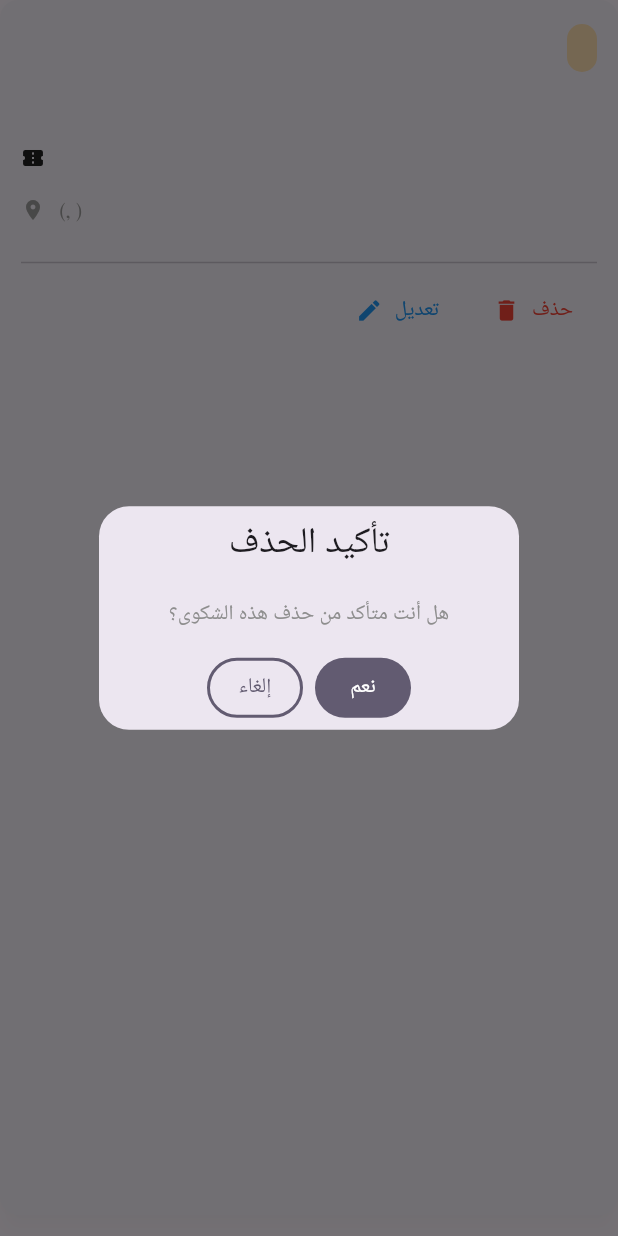
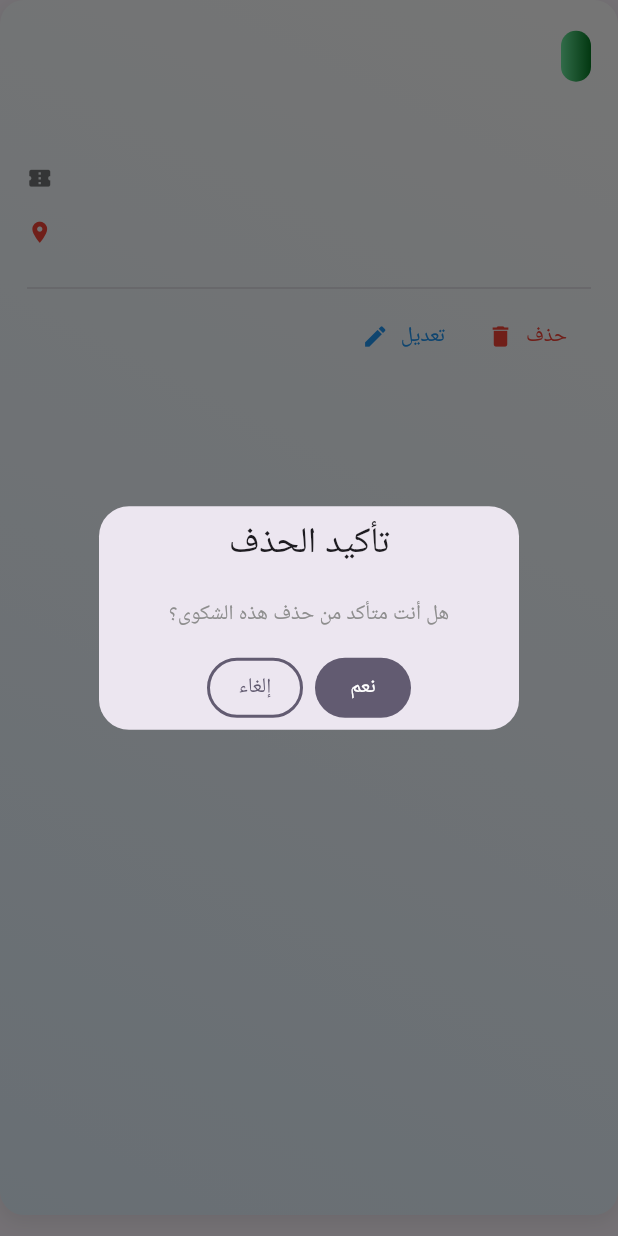
Before and after one commit to karamkweader-blip/complaints_app, a Flutter app: the ComplaintCard widget shown alone on an empty page, opened directly with empty values, after a tap on "حذف", on a phone screen of 412 x 824 dp. Run offline on Flutter 3.47's test engine with Material 3 defaults, Android fonts, the light colour scheme and no system bars; our stand-ins replace file_picker, firebase_core, firebase_messaging, flutter_local_notifications, geolocator, get and 3 more; missing offline and left inert: syncfusion_flutter_pdfviewer; accounts and stored records are empty; network calls fail; project files that could hold a hidden picture were left out.

Commit message:
new update

```diff
--- a/lib/check_auth.dart
+++ b/lib/check_auth.dart
@@ -25,8 +25,8 @@ class CheckAuth extends StatelessWidget {
           );
         } else {
           //HomePage
-          //
-          return snapshot.data == true ? const ComplaintsPage() : const Login();
+          //ComplaintsPage
+          return snapshot.data == true ?  ComplaintsPage() : const Login();
         }
       },
     );
--- a/lib/constants.dart
+++ b/lib/constants.dart
@@ -1 +1 @@
-const String baseURL = "http://10.39.94.54:8000/api/";
+const String baseURL = "http://10.42.52.83:8000/api/";
--- a/lib/core/routes/pages_routes.dart
+++ b/lib/core/routes/pages_routes.dart
@@ -24,7 +24,7 @@ Map<String, Widget Function(BuildContext)> routes = {
   AppRoute.resetPassword: (context) => const ResetPassword(),
   AppRoute.successResetpassword: (context) => const SuccessResetPassword(),
   ////inside app
-AppRoute.home: (context) => const ComplaintsPage(),
+AppRoute.home: (context) =>  ComplaintsPage(),
 
 
   //// Add Complaint
--- a/lib/view/screen/home/AttachmentViewerPage.dart
+++ b/lib/view/screen/home/AttachmentViewerPage.dart
@@ -1,4 +1,4 @@
-import 'dart:io';
+   import 'dart:io';
 import 'package:flutter/material.dart';
 import 'package:get/get.dart';
 import 'package:http/http.dart' as http;
@@ -19,7 +19,7 @@ class AttachmentViewerPage extends StatelessWidget {
     required this.fileId,
     required this.mimeType,
     required this.fileName,
-    required this.token,
+    required this.token, required String fileUrl,
   });
 
   @override
--- a/lib/view/screen/home/home.dart
+++ b/lib/view/screen/home/home.dart
@@ -8,11 +8,13 @@ import 'package:buyro_app/Model/complaint_model.dart';
 import 'package:buyro_app/core/constant/color.dart';
 
 class ComplaintsPage extends StatelessWidget {
-  const ComplaintsPage({super.key});
+   ComplaintsPage({super.key}) {
+    Get.lazyPut<HomeController>(() => HomeController(), fenix: true);
+  }
 
   @override
   Widget build(BuildContext context) {
-    final controller = Get.put(HomeController());
+    final controller = Get.find<HomeController>();
 
     return Scaffold(
       key: controller.scaffoldKey,
@@ -107,6 +109,7 @@ Get.toNamed("/notifications");
   }
 }
 
+
 class ComplaintCard extends StatelessWidget {
   final Complaint complaint;
 
@@ -115,166 +118,166 @@ class ComplaintCard extends StatelessWidget {
   @override
   Widget build(BuildContext context) {
     return InkWell(
-      onTap: () {
-        Get.to(() => ComplaintDetailsPage(complaintId: complaint.id));
-      },
-      child: Card(
-        elevation: 6,
-        shadowColor: Colors.black12,
-        shape: RoundedRectangleBorder(borderRadius: BorderRadius.circular(12)),
+      borderRadius: BorderRadius.circular(16),
+      onTap: () => Get.to(() => ComplaintDetailsPage(complaintId: complaint.id)),
+      child: AnimatedContainer(
+        duration: const Duration(milliseconds: 350),
+        curve: Curves.fastOutSlowIn,
         margin: const EdgeInsets.only(bottom: 14),
+        decoration: BoxDecoration(
+          borderRadius: BorderRadius.circular(16),
+          gradient: LinearGradient(
+            begin: Alignment.topRight,
+            end: Alignment.bottomLeft,
+            colors: [
+              Colors.white,
+              Colors.blue.shade50,
+            ],
+          ),
+          boxShadow: [
+            BoxShadow(
+              color: Colors.black12.withOpacity(.08),
+              blurRadius: 12,
+              spreadRadius: 1,
+              offset: const Offset(0, 4),
+            )
+          ],
+        ),
+
         child: Padding(
-          padding: const EdgeInsets.all(14),
+          padding: const EdgeInsets.all(18),
           child: Column(
             crossAxisAlignment: CrossAxisAlignment.start,
             children: [
+
+              /// عنوان نوع الشكوى + الحالة
               Row(
                 mainAxisAlignment: MainAxisAlignment.spaceBetween,
                 children: [
                   Text(
                     complaint.type,
                     style: const TextStyle(
-                      fontSize: 18,
-                      fontWeight: FontWeight.bold,
+                      fontSize: 20,
+                      fontWeight: FontWeight.w700,
                       color: AppColor.primaryColor,
                     ),
                   ),
+
                   Container(
-                    padding: const EdgeInsets.symmetric(
-                      horizontal: 10,
-                      vertical: 4,
+                    padding: const EdgeInsets.symmetric(horizontal: 10, vertical: 5),
+                    decoration: BoxDecoration(
+                      gradient: LinearGradient(
+                        colors: [const Color.fromARGB(255, 107, 234, 158), const Color.fromARGB(255, 5, 121, 36)],
                       ),
-                    decoration: BoxDecoration(
-                      color: Colors.orange.shade100,
-                      borderRadius: BorderRadius.circular(20),
+                      borderRadius: BorderRadius.circular(30),
                     ),
                     child: Text(
                       complaint.status,
-                      style: const TextStyle(
-                        fontSize: 12,
-                        color: Colors.orange,
-                        fontWeight: FontWeight.bold,
-                      ),
+                      style: const TextStyle(color: Colors.white, fontSize: 12, fontWeight: FontWeight.bold),
                     ),
                   ),
                 ],
               ),
 
-              const SizedBox(height: 10),
+              const SizedBox(height: 12),
 
+              /// وصف الشكوى
               Text(
                 complaint.description,
                 maxLines: 3,
                 overflow: TextOverflow.ellipsis,
-                style: const TextStyle(fontSize: 14, height: 1.6),
+                style: TextStyle(fontSize: 15, height: 1.6, color: Colors.grey.shade800),
               ),
 
-              const SizedBox(height: 10),
+              const SizedBox(height: 12),
 
-              ///  الرقم المرجعي
               Row(
                 children: [
-                  const Icon(Icons.confirmation_number, size: 16),
+                  const Icon(Icons.confirmation_number, size: 17, color: Colors.black54),
                   const SizedBox(width: 6),
-                  Text(
-                    complaint.referenceNumber,
-                    style: const TextStyle(fontSize: 13, color: Colors.grey),
-                  ),
+                  Text(complaint.referenceNumber, style: TextStyle(color: Colors.black54)),
                 ],
               ),
 
-              ///  الموقع
            if (complaint.location != null) ...[
   const SizedBox(height: 8),
   Row(
     children: [
-                    const Icon(Icons.location_on, size: 16, color: Colors.grey),
+      const Icon(Icons.location_on, size: 17, color: Colors.red),
       const SizedBox(width: 6),
       Expanded(
         child: Text(
-                        "${complaint.location!.place} (${complaint.location!.latitude}, ${complaint.location!.longitude})",
-                        style: const TextStyle(
-                          fontSize: 13,
-                          color: Colors.grey,
-                        ),
+          complaint.location!.place,  // فقط الاسم
+          style: const TextStyle(fontSize: 13, color: Colors.black87),
         ),
       ),
     ],
   ),
 ],
 
-              /// المرفقات
-              if (complaint.attachments != null &&
-                  complaint.attachments!.isNotEmpty) ...[
-                const SizedBox(height: 10),
-                const Text(
-                  "📎 المرفقات:",
-                  style: TextStyle(fontSize: 14, fontWeight: FontWeight.bold),
-                ),
+
+              if (complaint.attachments != null && complaint.attachments!.isNotEmpty) ...[
+                const SizedBox(height: 12),
+                const Text("📎 المرفقات:", style: TextStyle(fontSize: 15, fontWeight: FontWeight.bold)),
                 const SizedBox(height: 6),
-                Column(
-                  crossAxisAlignment: CrossAxisAlignment.start,
-                  children:
-                      complaint.attachments!
-                          .map(
-                            (a) => Padding(
-                              padding: const EdgeInsets.symmetric(vertical: 2),
-                              child: Text(
-                                "• ${a.fileName}",
-                                style: const TextStyle(fontSize: 13),
-                              ),
-                            ),
-                          )
-                          .toList(),
-                ),
+                ...complaint.attachments!.map((a) => Text("• ${a.fileName}", style: const TextStyle(fontSize: 14))),
               ],
 
-              const SizedBox(height: 14),
-              const Divider(),
+              const SizedBox(height: 16),
+              const Divider(thickness: .6),
 
-              ///  أزرار التعديل والحذف
               Row(
                 mainAxisAlignment: MainAxisAlignment.end,
                 children: [
                   TextButton.icon(
-                    onPressed: () {
-                      Get.to(() => EditComplaintPage(complaint: complaint));
+                    onPressed: ()  async {
+
+    final result = await Get.to(() => EditComplaintPage(complaint: complaint));
+
+
+    if (result == true) {
+      final homeController = Get.find<HomeController>();
+      await homeController.fetchComplaints();
+    }
   },
                     icon: const Icon(Icons.edit, color: Colors.blue),
-                    label: const Text(
-                      "تعديل",
-                      style: TextStyle(color: Colors.blue),
+                    label: const Text("تعديل", style: TextStyle(color: Colors.blue)),
                   ),
-                  ),
-
-                  const SizedBox(width: 8),
                   TextButton.icon(
                     onPressed: () {
                       Get.defaultDialog(
                         title: "تأكيد الحذف",
                         middleText: "هل أنت متأكد من حذف هذه الشكوى؟",
-                        textConfirm: "نعم",
-                        textCancel: "إلغاء",
+                        textConfirm: "نعم", textCancel: "إلغاء",
                         confirmTextColor: Colors.white,
                         onConfirm: () {
-                          final controller = Get.find<HomeController>();
-                          controller.deleteComplaint(complaint.id);
+                          Get.find<HomeController>().deleteComplaint(complaint.id);
                           Get.back();
                         },
                       );
                     },
                     icon: const Icon(Icons.delete, color: Colors.red),
-                    label: const Text(
-                      "حذف",
-                      style: TextStyle(color: Colors.red),
-                    ),
+                    label: const Text("حذف", style: TextStyle(color: Colors.red)),
                   ),
                 ],
-              ),
+              )
+
             ],
           ),
         ),
       ),
     );
   }
+
+
+
+
+
+
+
+
+
+
+
+
 }
--- a/pubspec.yaml
+++ b/pubspec.yaml
@@ -52,6 +52,8 @@ dependencies:
   photo_view: ^0.15.0
   open_file: ^3.5.10
   path_provider: ^2.1.5
+  url_launcher: ^6.3.2
+  flutter_inappwebview: ^6.1.5
 
 
 dev_dependencies:
```
Also changed, not shown: lib/controller/home/complaint_controller.dart (+9 -57 lines), lib/controller/home/edit_complaint_controller.dart (+37 -32 lines), lib/view/screen/home/ComplaintDetailsPage.dart (+98 -21 lines), lib/view/screen/home/complaint_screen.dart (+11 -16 lines), lib/view/screen/home/edit_complaint_page.dart (+21 -21 lines), pubspec.lock, 3 other files. Lines whose indentation alone changed are shown as unchanged.
